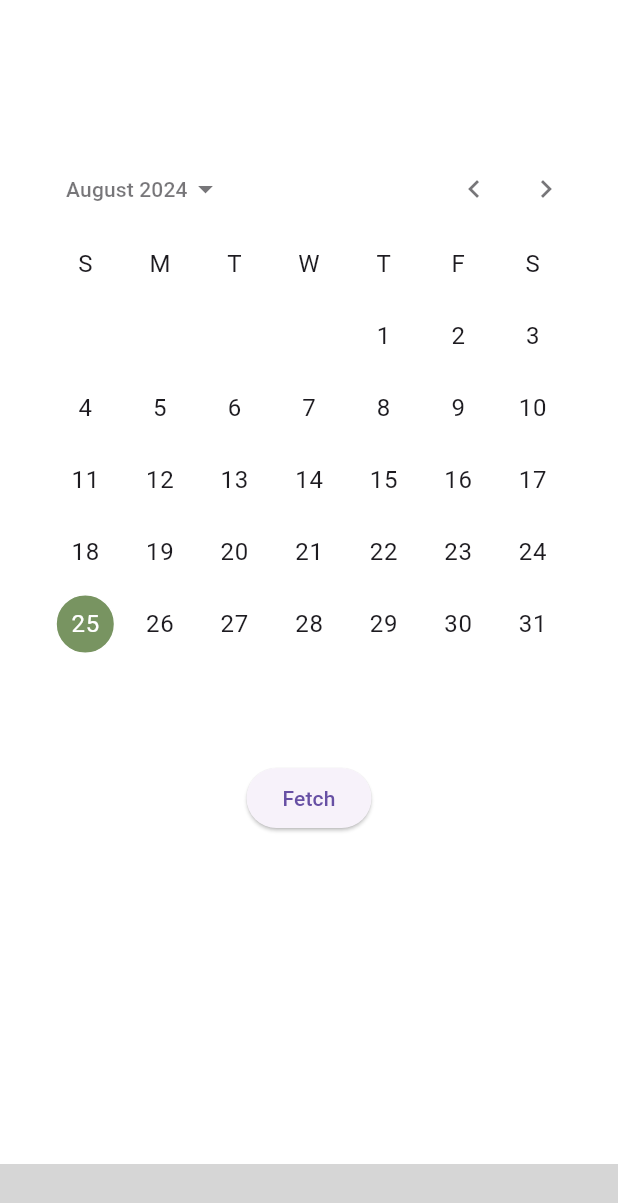
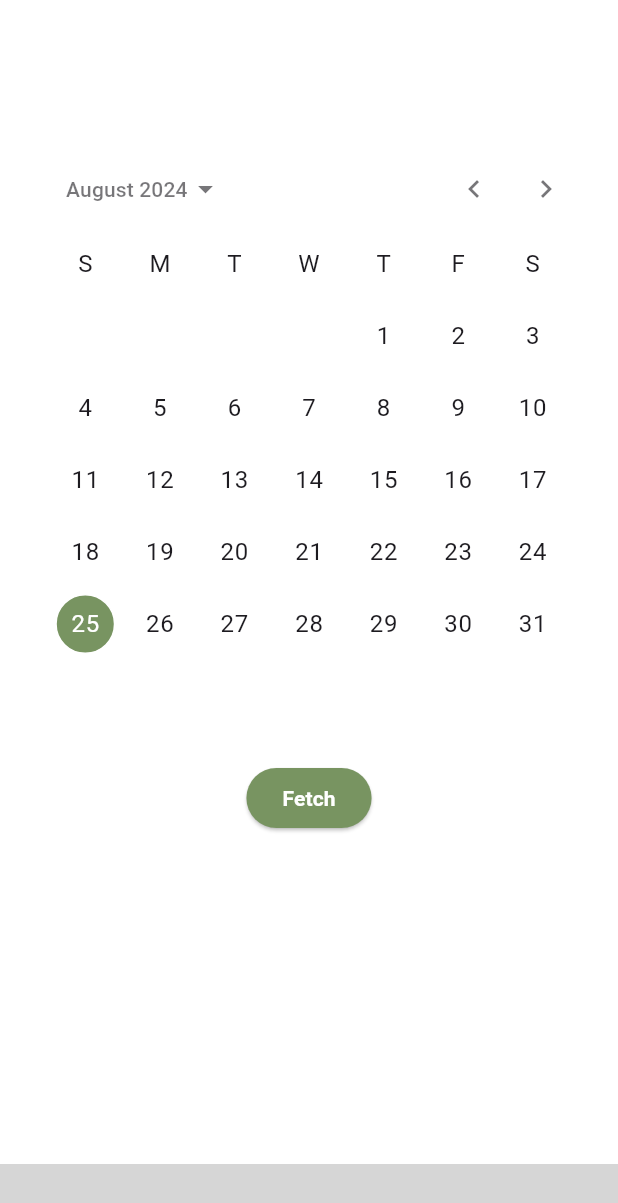
Before and after one commit to JDuwarahavidyan/EasyCoupon-Mobile-New-UI, a Flutter app: the screen it shows after launch, on a phone screen of 412 x 824 dp. Shown: the top 1203 px of the screen. Run offline on Flutter 3.47's test engine with Material 3 defaults, Android fonts, the phone set to English and light mode, and no system bars; drawn by our look-alikes of calendar_date_picker2; our stand-ins replace bloc, cloud_firestore, equatable, firebase_auth, firebase_core, flutter_bloc and 3 more; missing offline and left inert: bottom_bar, expandable_datatable, qr_code_scanner; accounts and stored records are empty; generated files the repository leaves out were written again; statements that could not run were skipped; project files that could hold a hidden picture were left out; grey boxes are pictures that could not be loaded.

Commit message:
Commit before push

```diff
--- a/lib/pages/student_pages/report.dart
+++ b/lib/pages/student_pages/report.dart
@@ -161,7 +161,16 @@ class _Student_reportState extends State<Student_report>
                         SizedBox(height: 20),
                         ElevatedButton(
                           onPressed: _fetchData,
-                          child: Text("Fetch"),
+                          child: Text(
+                            "Fetch",
+                            style: TextStyle(
+                              color: Colors.white, // Text color
+                              fontWeight: FontWeight.bold, // Bold text
+                            ),
+                          ),
+                          style: ElevatedButton.styleFrom(
+                            backgroundColor: Color(0xFF789461), // Button color
+                          ),
                         ),
                       ],
                     ),
```
